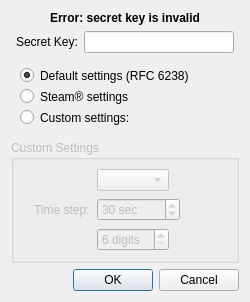
Old version of the form src/gui/TotpSetupDialog.ui in the repository mtigzoe/keepassxc.
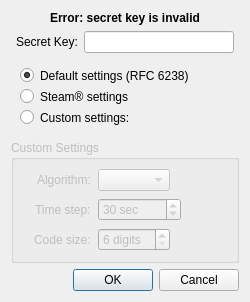
New version of the form.

Commit message: Fix TOTP setup accessibility XML

The edit to the form file:
```diff
--- a/src/gui/TotpSetupDialog.ui
+++ b/src/gui/TotpSetupDialog.ui
@@ -154,10 +154,10 @@
        <widget class="QLabel" name="algorithmLabel">
         <property name="text">
          <string>Algorithm:</string>
+        </property>
         <property name="buddy">
          <cstring>algorithmComboBox</cstring>
         </property>
-        </property>
        </widget>
       </item>
       <item row="1" column="1">
@@ -197,9 +197,9 @@
        <widget class="QLabel" name="digitsLabel">
         <property name="text">
          <string>Code size:</string>
+        </property>
         <property name="buddy">
          <cstring>digitsSpinBox</cstring>
-        </property>
         </property>
        </widget>
       </item>
```
